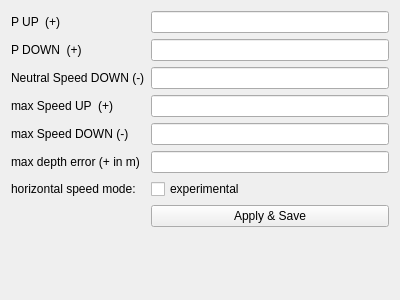
Above: Hanse/Module_ThrusterControlLoop/tcl_form.ui from iti-luebeck/HANSE2011 before the change. Below: the same form after it.
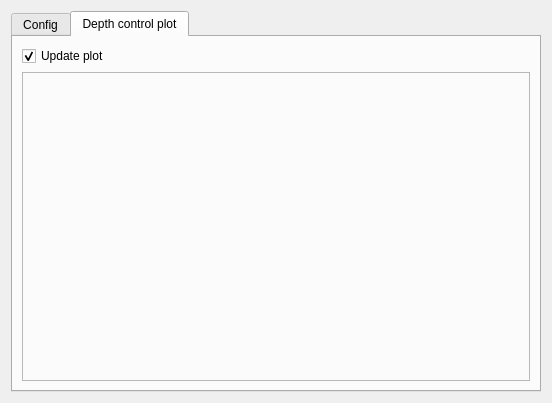
That is the form after the change.

Commit message: - add new thruster - qwt plot in control loop

```diff
--- a/Hanse/Module_ThrusterControlLoop/tcl_form.ui
+++ b/Hanse/Module_ThrusterControlLoop/tcl_form.ui
@@ -6,17 +6,24 @@
    <rect>
     <x>0</x>
     <y>0</y>
-    <width>400</width>
-    <height>300</height>
+    <width>552</width>
+    <height>403</height>
    </rect>
   </property>
   <property name="windowTitle">
    <string>Form</string>
   </property>
+  <layout class="QHBoxLayout" name="horizontalLayout">
+   <item>
+    <widget class="QTabWidget" name="tabWidget">
+     <property name="currentIndex">
+      <number>1</number>
+     </property>
+     <widget class="QWidget" name="tab">
+      <attribute name="title">
+       <string>Config</string>
+      </attribute>
   <layout class="QFormLayout" name="formLayout">
-   <property name="fieldGrowthPolicy">
-    <enum>QFormLayout::AllNonFixedFieldsGrow</enum>
-   </property>
    <item row="0" column="0">
     <widget class="QLabel" name="label">
      <property name="text">
@@ -74,16 +81,6 @@
      </property>
     </widget>
    </item>
-   <item row="8" column="1">
-    <widget class="QPushButton" name="save">
-     <property name="text">
-      <string>Apply &amp;&amp; Save</string>
-     </property>
-     <property name="shortcut">
-      <string>Return</string>
-     </property>
-    </widget>
-   </item>
    <item row="6" column="1">
     <widget class="QCheckBox" name="horizSpM_exp">
      <property name="text">
@@ -94,14 +91,45 @@
      </property>
     </widget>
    </item>
-   <item row="5" column="1">
-    <widget class="QLineEdit" name="maxDepthError"/>
-   </item>
-   <item row="5" column="0">
-    <widget class="QLabel" name="label_7">
+       <item row="7" column="1">
+        <widget class="QPushButton" name="save">
+         <property name="text">
+          <string>Apply &amp;&amp; Save</string>
+         </property>
+         <property name="shortcut">
+          <string>Return</string>
+         </property>
+        </widget>
+       </item>
+      </layout>
+     </widget>
+     <widget class="QWidget" name="tab_2">
+      <attribute name="title">
+       <string>Depth control plot</string>
+      </attribute>
+      <layout class="QVBoxLayout" name="verticalLayout">
+       <item>
+        <widget class="QCheckBox" name="updatePlot">
      <property name="text">
-      <string>max depth error (+ in m)</string>
-     </property>
+          <string>Update plot</string>
+         </property>
+         <property name="checked">
+          <bool>true</bool>
+         </property>
+        </widget>
+       </item>
+       <item>
+        <widget class="QFrame" name="frame">
+         <property name="frameShape">
+          <enum>QFrame::StyledPanel</enum>
+         </property>
+         <property name="frameShadow">
+          <enum>QFrame::Raised</enum>
+         </property>
+        </widget>
+       </item>
+      </layout>
+     </widget>
     </widget>
    </item>
   </layout>
```
Left out of the diff: 10 changed lines with no effect on the pictures. Lines whose indentation alone changed are shown as unchanged. The commit also changes 7 other files.
